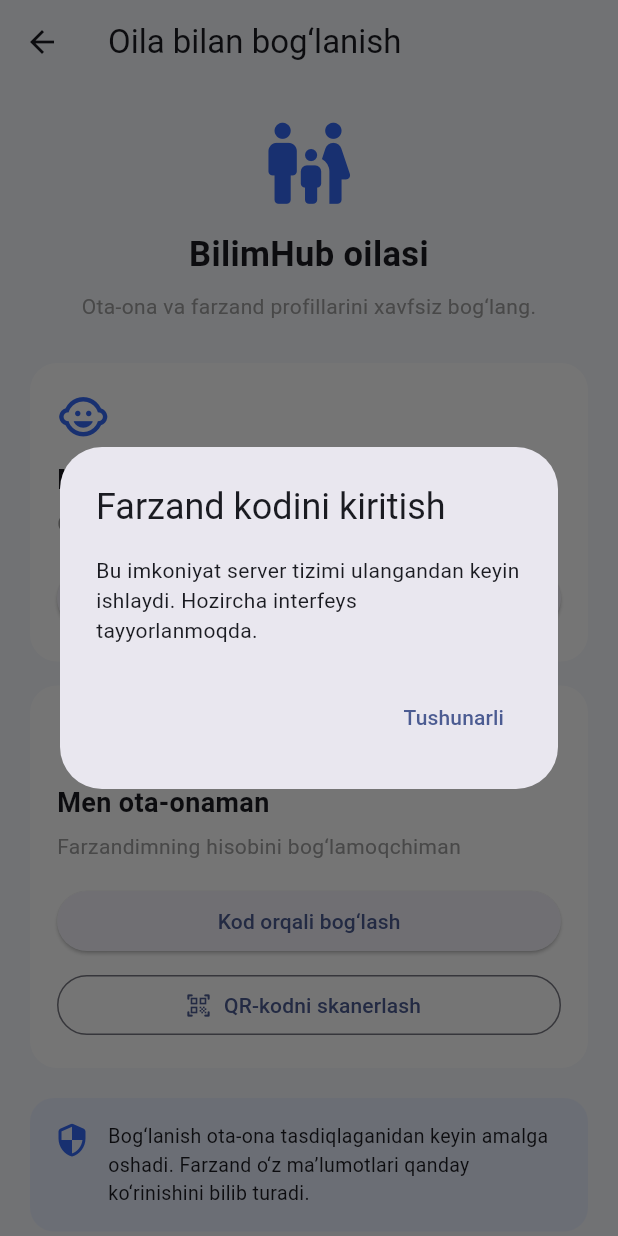
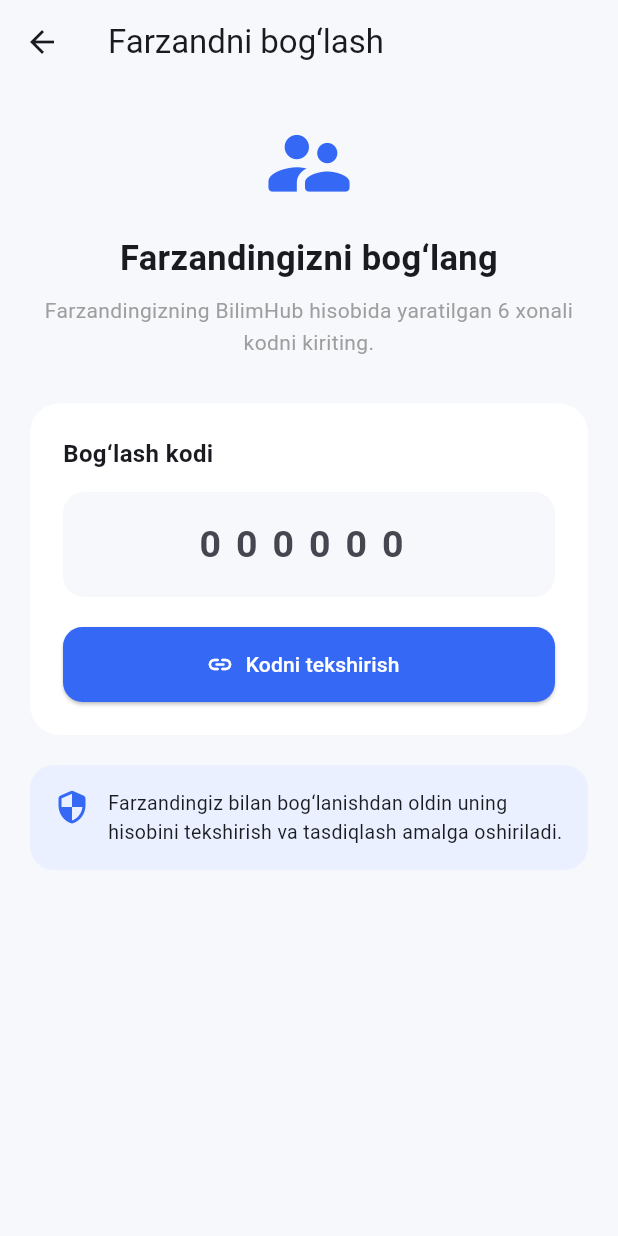
Before and after one commit to amirmohir2021/Bilimhub, a Flutter app: the FamilyLinkPage screen opened directly, after a tap on "Kod orqali bog‘lash", on a phone screen of 412 x 824 dp. Run offline on Flutter 3.47's test engine with Material 3 defaults, Android fonts, the phone set to English and light mode, and no system bars; our stand-ins replace shared_preferences; accounts and stored records are empty.

Commit message:
Add parent family linking code screen

```diff
--- a/lib/screens/family_link_page.dart
+++ b/lib/screens/family_link_page.dart
@@ -2,6 +2,7 @@
 import 'package:flutter/material.dart';
 
 import 'child_link_code_page.dart';
+import 'parent_link_code_page.dart';
 
 class FamilyLinkPage extends StatelessWidget {
   const FamilyLinkPage({super.key});
@@ -32,6 +33,15 @@ class FamilyLinkPage extends StatelessWidget {
       context,
       MaterialPageRoute(
         builder: (context) => const ChildLinkCodePage(),
+      ),
+    );
+  }
+
+  void openParentLinkPage(BuildContext context) {
+    Navigator.push(
+      context,
+      MaterialPageRoute(
+        builder: (context) => const ParentLinkCodePage(),
       ),
     );
   }
@@ -85,9 +95,7 @@ class FamilyLinkPage extends StatelessWidget {
             title: 'Men ota-onaman',
             subtitle: 'Farzandimning hisobini bog‘lamoqchiman',
             buttonText: 'Kod orqali bog‘lash',
-            onPressed: () {
-              showInfo(context, 'Farzand kodini kiritish');
-            },
+            onPressed: () => openParentLinkPage(context),
             secondaryButtonText: 'QR-kodni skanerlash',
             onSecondaryPressed: () {
               showInfo(context, 'QR-kodni skanerlash');
--- /dev/null
+++ b/lib/screens/parent_link_code_page.dart
@@ -0,0 +1,185 @@
+
+import 'package:flutter/material.dart';
+import 'package:flutter/services.dart';
+
+class ParentLinkCodePage extends StatefulWidget {
+  const ParentLinkCodePage({super.key});
+
+  @override
+  State<ParentLinkCodePage> createState() =>
+      _ParentLinkCodePageState();
+}
+
+class _ParentLinkCodePageState extends State<ParentLinkCodePage> {
+  static const Color primaryColor = Color(0xFF3468F5);
+
+  final TextEditingController codeController =
+  TextEditingController();
+
+  void checkCode() {
+    final code = codeController.text.trim();
+
+    if (code.length != 6) {
+      ScaffoldMessenger.of(context).showSnackBar(
+        const SnackBar(
+          content: Text('Iltimos, 6 xonali kodni kiriting.'),
+        ),
+      );
+      return;
+    }
+
+    ScaffoldMessenger.of(context).showSnackBar(
+      const SnackBar(
+        content: Text(
+          'Kodni tekshirish uchun server tizimi ulanishi kerak.',
+        ),
+      ),
+    );
+  }
+
+  @override
+  void dispose() {
+    codeController.dispose();
+    super.dispose();
+  }
+
+  @override
+  Widget build(BuildContext context) {
+    return Scaffold(
+      backgroundColor: const Color(0xFFF6F8FC),
+      appBar: AppBar(
+        title: const Text('Farzandni bog‘lash'),
+        backgroundColor: const Color(0xFFF6F8FC),
+        elevation: 0,
+      ),
+      body: ListView(
+        padding: const EdgeInsets.all(20),
+        children: [
+          const Icon(
+            Icons.supervisor_account_rounded,
+            size: 65,
+            color: primaryColor,
+          ),
+          const SizedBox(height: 15),
+
+          const Text(
+            'Farzandingizni bog‘lang',
+            textAlign: TextAlign.center,
+            style: TextStyle(
+              fontSize: 23,
+              fontWeight: FontWeight.bold,
+            ),
+          ),
+
+          const SizedBox(height: 8),
+
+          const Text(
+            'Farzandingizning BilimHub hisobida '
+                'yaratilgan 6 xonali kodni kiriting.',
+            textAlign: TextAlign.center,
+            style: TextStyle(
+              color: Colors.grey,
+              height: 1.5,
+            ),
+          ),
+
+          const SizedBox(height: 30),
+
+          Container(
+            padding: const EdgeInsets.all(22),
+            decoration: BoxDecoration(
+              color: Colors.white,
+              borderRadius: BorderRadius.circular(20),
+            ),
+            child: Column(
+              crossAxisAlignment: CrossAxisAlignment.start,
+              children: [
+                const Text(
+                  'Bog‘lash kodi',
+                  style: TextStyle(
+                    fontWeight: FontWeight.w600,
+                    fontSize: 16,
+                  ),
+                ),
+
+                const SizedBox(height: 14),
+
+                TextField(
+                  controller: codeController,
+                  keyboardType: TextInputType.number,
+                  maxLength: 6,
+                  inputFormatters: [
+                    FilteringTextInputFormatter.digitsOnly,
+                  ],
+                  textAlign: TextAlign.center,
+                  style: const TextStyle(
+                    fontSize: 25,
+                    fontWeight: FontWeight.bold,
+                    letterSpacing: 10,
+                  ),
+                  decoration: InputDecoration(
+                    hintText: '000000',
+                    counterText: '',
+                    filled: true,
+                    fillColor: const Color(0xFFF6F8FC),
+                    border: OutlineInputBorder(
+                      borderRadius: BorderRadius.circular(14),
+                      borderSide: BorderSide.none,
+                    ),
+                  ),
+                ),
+
+                const SizedBox(height: 20),
+
+                SizedBox(
+                  width: double.infinity,
+                  height: 50,
+                  child: ElevatedButton.icon(
+                    onPressed: checkCode,
+                    icon: const Icon(Icons.link_rounded),
+                    label: const Text('Kodni tekshirish'),
+                    style: ElevatedButton.styleFrom(
+                      backgroundColor: primaryColor,
+                      foregroundColor: Colors.white,
+                      shape: RoundedRectangleBorder(
+                        borderRadius: BorderRadius.circular(13),
+                      ),
+                    ),
+                  ),
+                ),
+              ],
+            ),
+          ),
+
+          const SizedBox(height: 20),
+
+          Container(
+            padding: const EdgeInsets.all(16),
+            decoration: BoxDecoration(
+              color: const Color(0xFFEAF0FF),
+              borderRadius: BorderRadius.circular(16),
+            ),
+            child: const Row(
+              crossAxisAlignment: CrossAxisAlignment.start,
+              children: [
+                Icon(
+                  Icons.security_rounded,
+                  color: primaryColor,
+                ),
+                SizedBox(width: 12),
+                Expanded(
+                  child: Text(
+                    'Farzandingiz bilan bog‘lanishdan oldin '
+                        'uning hisobini tekshirish va tasdiqlash '
+                        'amalga oshiriladi.',
+                    style: TextStyle(fontSize: 13),
+                  ),
+                ),
+              ],
+            ),
+          ),
+        ],
+      ),
+    );
+  }
+}
```
